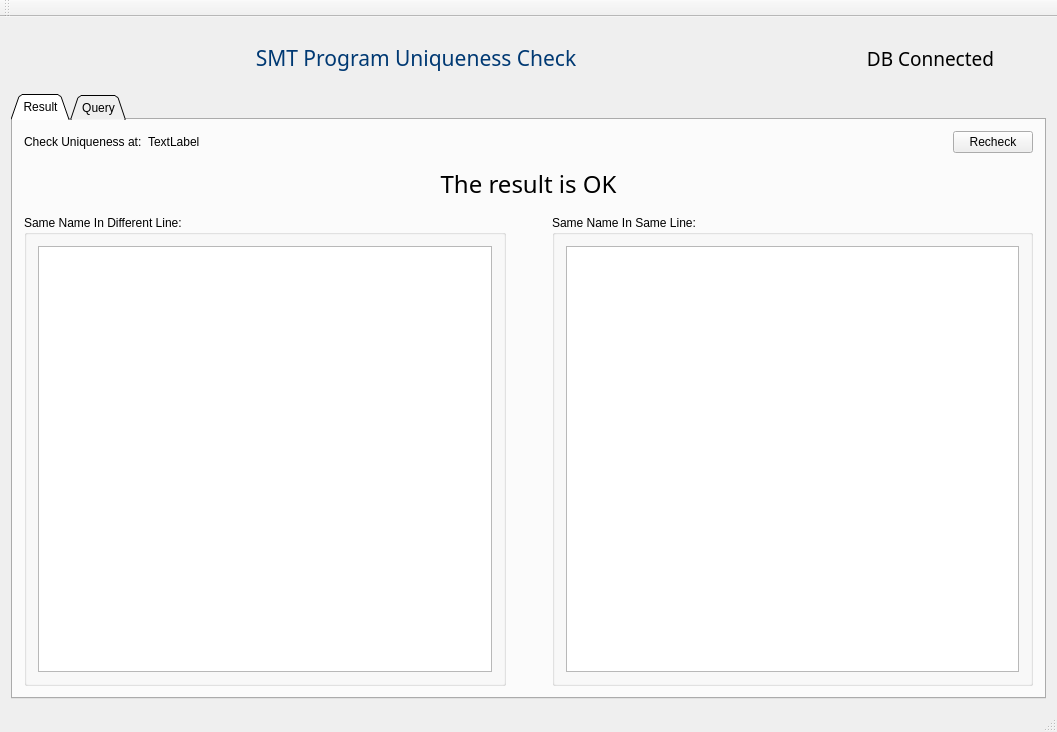
First picture: the form in uniquenesscheck.ui, repository MoShunyi/SMTProgramUniquenessCheck, before the edit.
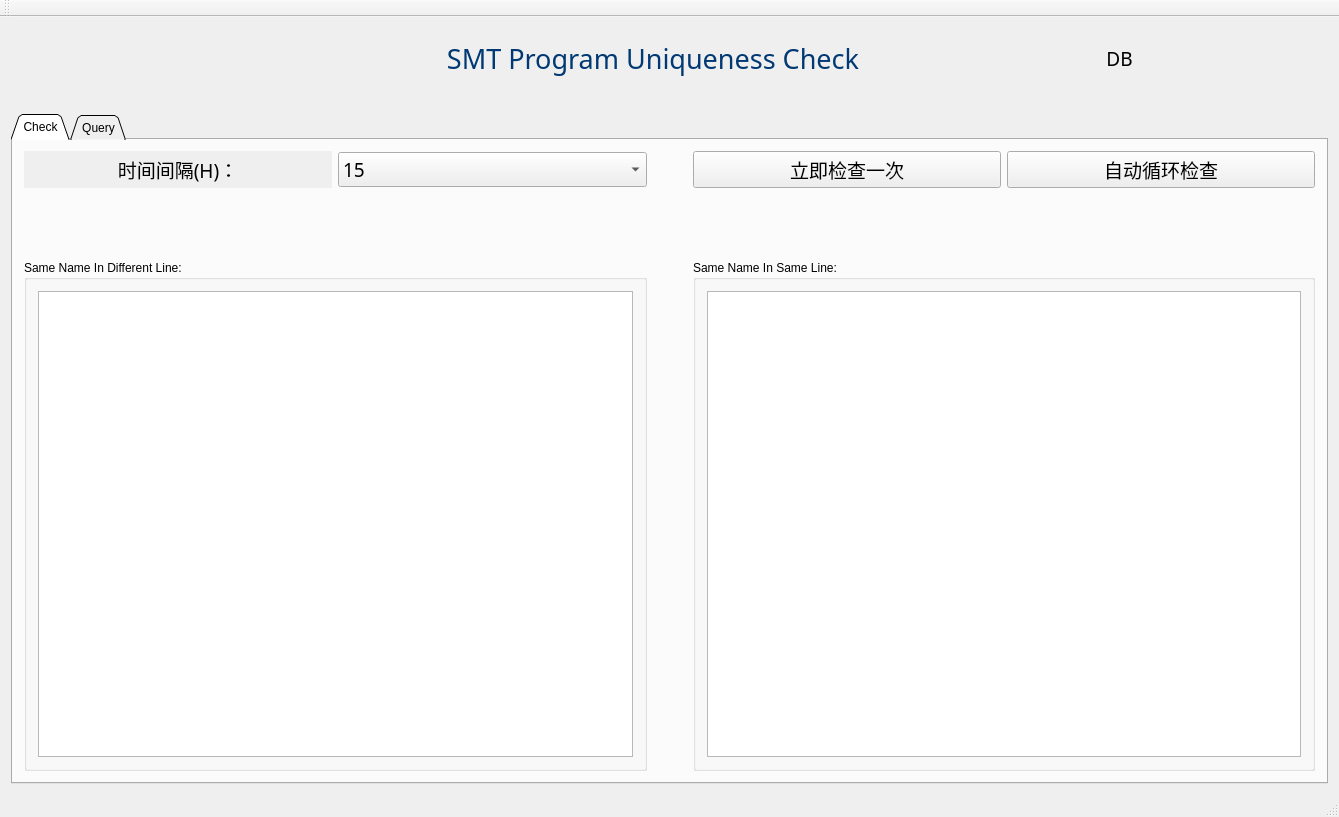
Second picture: the form after the edit. Icons and pictures are not drawn.

Patch:
```diff
--- a/uniquenesscheck.ui
+++ b/uniquenesscheck.ui
@@ -6,8 +6,8 @@
    <rect>
     <x>0</x>
     <y>0</y>
-    <width>1057</width>
-    <height>732</height>
+    <width>1339</width>
+    <height>817</height>
    </rect>
   </property>
   <property name="sizePolicy">
@@ -22,21 +22,35 @@
   <widget class="QWidget" name="centralWidget">
    <layout class="QHBoxLayout" name="horizontalLayout_2">
     <item>
+     <layout class="QVBoxLayout" name="verticalLayout_5">
+      <item>
      <layout class="QVBoxLayout" name="verticalLayout">
       <item>
        <layout class="QHBoxLayout" name="horizontalLayout">
         <item>
          <widget class="QLabel" name="logo">
           <property name="sizePolicy">
-           <sizepolicy hsizetype="Maximum" vsizetype="Ignored">
+             <sizepolicy hsizetype="Preferred" vsizetype="Preferred">
             <horstretch>0</horstretch>
             <verstretch>0</verstretch>
            </sizepolicy>
           </property>
+            <property name="minimumSize">
+             <size>
+              <width>189</width>
+              <height>20</height>
+             </size>
+            </property>
           <property name="maximumSize">
            <size>
             <width>380</width>
-            <height>16777215</height>
+              <height>80</height>
+             </size>
+            </property>
+            <property name="sizeIncrement">
+             <size>
+              <width>9</width>
+              <height>1</height>
            </size>
           </property>
           <property name="baseSize">
@@ -74,40 +88,24 @@
           </property>
          </widget>
         </item>
-        <item>
-         <spacer name="horizontalSpacer_2">
-          <property name="orientation">
-           <enum>Qt::Horizontal</enum>
-          </property>
-          <property name="sizeType">
-           <enum>QSizePolicy::MinimumExpanding</enum>
-          </property>
-          <property name="sizeHint" stdset="0">
-           <size>
-            <width>10</width>
-            <height>20</height>
-           </size>
-          </property>
-         </spacer>
-        </item>
         <item>
          <widget class="QLabel" name="title">
           <property name="sizePolicy">
-           <sizepolicy hsizetype="Preferred" vsizetype="Preferred">
+             <sizepolicy hsizetype="Expanding" vsizetype="Preferred">
             <horstretch>0</horstretch>
             <verstretch>0</verstretch>
            </sizepolicy>
           </property>
           <property name="minimumSize">
            <size>
-            <width>0</width>
+              <width>500</width>
             <height>60</height>
            </size>
           </property>
           <property name="font">
            <font>
             <family>黑体</family>
-            <pointsize>16</pointsize>
+              <pointsize>20</pointsize>
             <weight>9</weight>
             <italic>false</italic>
             <bold>false</bold>
@@ -134,34 +132,24 @@
           </property>
          </widget>
         </item>
-        <item>
-         <spacer name="horizontalSpacer_3">
-          <property name="orientation">
-           <enum>Qt::Horizontal</enum>
-          </property>
-          <property name="sizeType">
-           <enum>QSizePolicy::MinimumExpanding</enum>
-          </property>
-          <property name="sizeHint" stdset="0">
-           <size>
-            <width>10</width>
-            <height>20</height>
-           </size>
-          </property>
-         </spacer>
-        </item>
         <item>
          <widget class="QLabel" name="connDB">
           <property name="sizePolicy">
-           <sizepolicy hsizetype="MinimumExpanding" vsizetype="Preferred">
+             <sizepolicy hsizetype="Preferred" vsizetype="Preferred">
             <horstretch>0</horstretch>
             <verstretch>0</verstretch>
            </sizepolicy>
           </property>
           <property name="minimumSize">
            <size>
+              <width>0</width>
+              <height>0</height>
+             </size>
+            </property>
+            <property name="maximumSize">
+             <size>
             <width>200</width>
-            <height>60</height>
+              <height>200</height>
            </size>
           </property>
           <property name="font">
@@ -178,10 +166,80 @@
 </string>
           </property>
           <property name="text">
-           <string>DB Connected</string>
-          </property>
+             <string>DB</string>
+            </property>
+            <property name="scaledContents">
+             <bool>true</bool>
+            </property>
           <property name="alignment">
            <set>Qt::AlignCenter</set>
+            </property>
+           </widget>
+          </item>
+          <item>
+           <widget class="QLabel" name="label">
+            <property name="sizePolicy">
+             <sizepolicy hsizetype="Preferred" vsizetype="Preferred">
+              <horstretch>0</horstretch>
+              <verstretch>0</verstretch>
+             </sizepolicy>
+            </property>
+            <property name="minimumSize">
+             <size>
+              <width>189</width>
+              <height>20</height>
+             </size>
+            </property>
+            <property name="maximumSize">
+             <size>
+              <width>380</width>
+              <height>60</height>
+             </size>
+            </property>
+            <property name="sizeIncrement">
+             <size>
+              <width>2</width>
+              <height>1</height>
+             </size>
+            </property>
+            <property name="text">
+             <string/>
+            </property>
+            <property name="pixmap">
+             <pixmap resource="uniquenesscheck.qrc">:/UniquenessCheck/Resources/bosch.png</pixmap>
+            </property>
+            <property name="scaledContents">
+             <bool>true</bool>
+            </property>
+            <property name="alignment">
+             <set>Qt::AlignCenter</set>
+            </property>
+           </widget>
+          </item>
+         </layout>
+        </item>
+        <item>
+         <widget class="QLabel" name="labelUnderline">
+          <property name="sizePolicy">
+           <sizepolicy hsizetype="Preferred" vsizetype="Fixed">
+            <horstretch>0</horstretch>
+            <verstretch>0</verstretch>
+           </sizepolicy>
+          </property>
+          <property name="baseSize">
+           <size>
+            <width>300</width>
+            <height>0</height>
+           </size>
+          </property>
+          <property name="text">
+           <string/>
+          </property>
+          <property name="pixmap">
+           <pixmap resource="uniquenesscheck.qrc">:/UniquenessCheck/Resources/bottom.png</pixmap>
+          </property>
+          <property name="scaledContents">
+           <bool>true</bool>
           </property>
          </widget>
         </item>
@@ -206,37 +264,63 @@
         </property>
         <widget class="QWidget" name="tabResult">
          <attribute name="title">
-          <string>Result</string>
+          <string>Check</string>
          </attribute>
-         <layout class="QHBoxLayout" name="horizontalLayout_5">
+         <layout class="QHBoxLayout" name="horizontalLayout_7">
+          <item>
+           <layout class="QVBoxLayout" name="verticalLayout_4">
           <item>
            <layout class="QVBoxLayout" name="verticalLayout_2">
             <item>
              <layout class="QHBoxLayout" name="horizontalLayout_3">
               <item>
-               <widget class="QLabel" name="label_2">
-                <property name="sizePolicy">
-                 <sizepolicy hsizetype="Preferred" vsizetype="Ignored">
-                  <horstretch>0</horstretch>
-                  <verstretch>0</verstretch>
-                 </sizepolicy>
-                </property>
+                 <widget class="QLabel" name="labelInterval">
+                  <property name="font">
+                   <font>
+                    <family>黑体</family>
+                    <pointsize>14</pointsize>
+                    <weight>9</weight>
+                    <italic>false</italic>
+                    <bold>false</bold>
+                   </font>
+                  </property>
+                  <property name="autoFillBackground">
+                   <bool>true</bool>
+                  </property>
                 <property name="text">
-                 <string>Check Uniqueness at:</string>
-                </property>
+                   <string>时间间隔(H)：</string>
+                  </property>
+                  <property name="alignment">
+                   <set>Qt::AlignCenter</set>
+                  </property>
                </widget>
               </item>
               <item>
-               <widget class="QLabel" name="labelTime">
-                <property name="sizePolicy">
-                 <sizepolicy hsizetype="Preferred" vsizetype="Ignored">
-                  <horstretch>0</horstretch>
-                  <verstretch>0</verstretch>
-                 </sizepolicy>
-                </property>
+                 <widget class="QComboBox" name="comboBoxInterval">
+                  <property name="font">
+                   <font>
+                    <family>黑体</family>
+                    <pointsize>14</pointsize>
+                    <weight>9</weight>
+                    <italic>false</italic>
+                    <bold>false</bold>
+                   </font>
+                  </property>
+                  <item>
                 <property name="text">
-                 <string>TextLabel</string>
-                </property>
+                    <string>15</string>
+                   </property>
+                  </item>
+                  <item>
+                   <property name="text">
+                    <string>30</string>
+                   </property>
+                  </item>
+                  <item>
+                   <property name="text">
+                    <string>60</string>
+                   </property>
+                  </item>
                </widget>
               </item>
               <item>
@@ -244,6 +328,9 @@
                 <property name="orientation">
                  <enum>Qt::Horizontal</enum>
                 </property>
+                  <property name="sizeType">
+                   <enum>QSizePolicy::Preferred</enum>
+                  </property>
                 <property name="sizeHint" stdset="0">
                  <size>
                   <width>40</width>
@@ -253,41 +340,75 @@
                </spacer>
               </item>
               <item>
-               <widget class="QPushButton" name="pushButtonRecheck">
+                 <widget class="QPushButton" name="pushButtonWriteOnce">
+                  <property name="font">
+                   <font>
+                    <family>黑体</family>
+                    <pointsize>14</pointsize>
+                    <weight>9</weight>
+                    <italic>false</italic>
+                    <bold>false</bold>
+                   </font>
+                  </property>
                 <property name="text">
-                 <string>Recheck</string>
+                   <string>立即检查一次</string>
+                  </property>
+                 </widget>
+                </item>
+                <item>
+                 <widget class="QPushButton" name="pushButtonAutoWrite">
+                  <property name="font">
+                   <font>
+                    <family>黑体</family>
+                    <pointsize>14</pointsize>
+                    <weight>9</weight>
+                    <italic>false</italic>
+                    <bold>false</bold>
+                   </font>
+                  </property>
+                  <property name="text">
+                   <string>自动循环检查</string>
                 </property>
                </widget>
               </item>
              </layout>
             </item>
             <item>
-             <widget class="QLabel" name="labelResult">
+               <layout class="QHBoxLayout" name="horizontalLayout_5">
+                <item>
+                 <widget class="QLabel" name="labelTiming">
+                  <property name="sizePolicy">
+                   <sizepolicy hsizetype="Preferred" vsizetype="Preferred">
+                    <horstretch>0</horstretch>
+                    <verstretch>0</verstretch>
+                   </sizepolicy>
+                  </property>
               <property name="minimumSize">
                <size>
                 <width>0</width>
-                <height>50</height>
+                    <height>60</height>
                </size>
               </property>
               <property name="font">
                <font>
                 <family>黑体</family>
-                <pointsize>18</pointsize>
+                    <pointsize>14</pointsize>
                 <weight>9</weight>
                 <italic>false</italic>
                 <bold>false</bold>
                </font>
               </property>
-              <property name="styleSheet">
-               <string notr="true">font: 75 18pt &quot;黑体&quot;;</string>
-              </property>
               <property name="text">
-               <string>The result is OK</string>
+                   <string/>
               </property>
               <property name="alignment">
                <set>Qt::AlignCenter</set>
               </property>
              </widget>
+                </item>
+               </layout>
+              </item>
+             </layout>
             </item>
             <item>
              <layout class="QHBoxLayout" name="horizontalLayout_4">
```
Left out of the diff: 8 changed lines with no effect on the pictures. Lines whose indentation alone changed are shown as unchanged.
